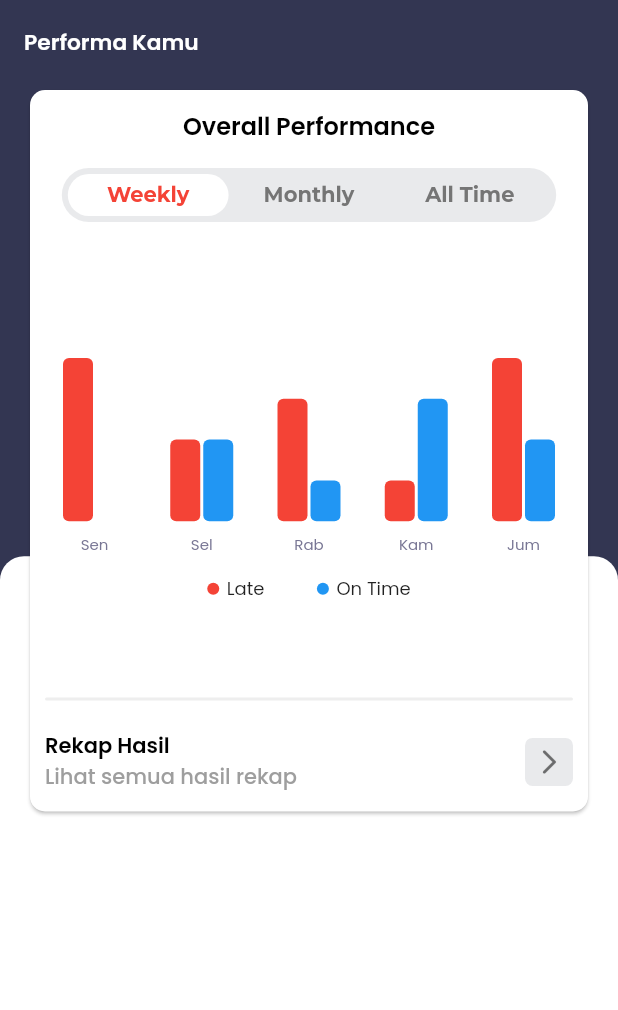
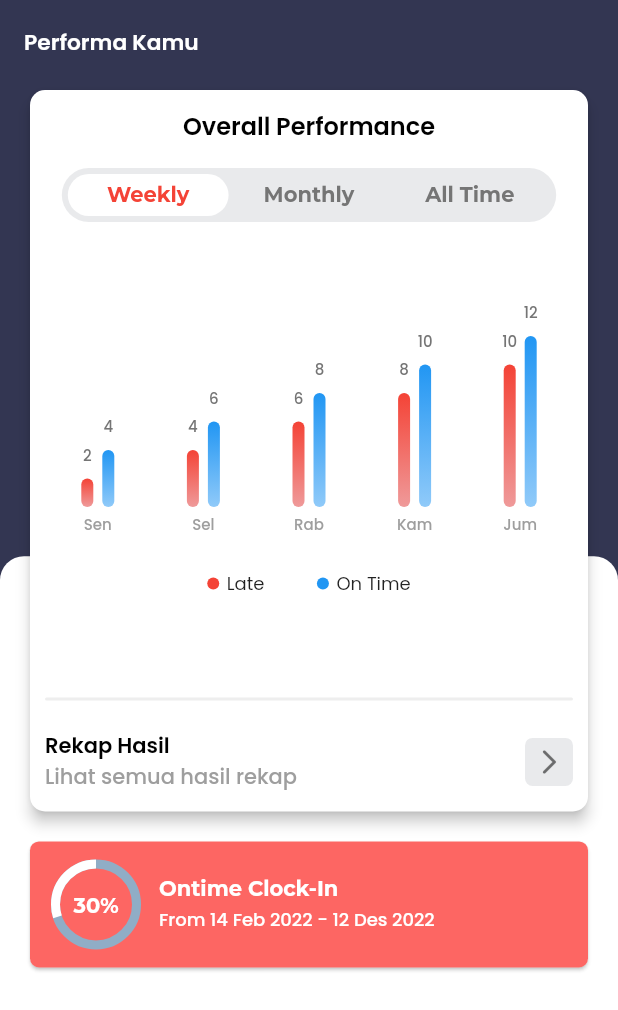
Before and after one commit to riyanurdiansyah/app_hris, a Flutter app: the GrafikPage screen opened directly, on a phone screen of 412 x 824 dp. Shown: the top 1010 px of the screen. Run offline on Flutter 3.47's test engine with Material 2 defaults, Android fonts, the phone set to English and light mode, and no system bars; drawn by our look-alikes of fl_chart, percent_indicator; our stand-ins replace dartz, dio, easy_localization, equatable, flutter_bloc, font_awesome_flutter and 4 more; accounts and stored records are empty.

Commit message:
update grafik

```diff
--- a/lib/src/presentation/pages/grafik_page.dart
+++ b/lib/src/presentation/pages/grafik_page.dart
@@ -4,6 +4,7 @@ import 'package:app_hris/src/presentation/pages/widgets/grafik_weekly.dart';
 import 'package:app_hris/utils/app_color.dart';
 import 'package:flutter/material.dart';
 import 'package:google_fonts/google_fonts.dart';
+import 'package:percent_indicator/percent_indicator.dart';
 
 class GrafikPage extends StatelessWidget {
   const GrafikPage({super.key});
@@ -47,14 +48,17 @@ class GrafikPage extends StatelessWidget {
             ),
             Padding(
               padding: const EdgeInsets.symmetric(horizontal: 16),
-              child: Card(
+              child: Column(
+                children: [
+                  Card(
+                    elevation: 4,
                     color: Colors.white,
                     shape: RoundedRectangleBorder(
                       borderRadius: BorderRadius.circular(10),
                     ),
                     child: Container(
-                  padding:
-                      const EdgeInsets.symmetric(horizontal: 10, vertical: 12),
+                      padding: const EdgeInsets.symmetric(
+                          horizontal: 10, vertical: 12),
                       width: double.infinity,
                       child: Column(
                         mainAxisSize: MainAxisSize.min,
@@ -175,6 +179,74 @@ class GrafikPage extends StatelessWidget {
                       ),
                     ),
                   ),
+                  const SizedBox(
+                    height: 12,
+                  ),
+                  Card(
+                    shape: RoundedRectangleBorder(
+                      borderRadius: BorderRadius.circular(6),
+                    ),
+                    child: Container(
+                      width: double.infinity,
+                      padding: const EdgeInsets.symmetric(
+                          vertical: 12, horizontal: 14),
+                      decoration: BoxDecoration(
+                        borderRadius: BorderRadius.circular(6),
+                        color: const Color.fromARGB(175, 252, 32, 28),
+                      ),
+                      child: Row(
+                        crossAxisAlignment: CrossAxisAlignment.center,
+                        children: [
+                          CircularPercentIndicator(
+                            backgroundColor: colorSecondaryDark,
+                            progressColor: Colors.white,
+                            animation: true,
+                            reverse: true,
+                            radius: 30.0,
+                            lineWidth: 6.0,
+                            percent: 0.3,
+                            center: Text(
+                              "30%",
+                              style: GoogleFonts.montserrat(
+                                fontSize: 14,
+                                color: Colors.white,
+                                fontWeight: FontWeight.bold,
+                              ),
+                            ),
+                          ),
+                          const SizedBox(
+                            width: 12,
+                          ),
+                          Column(
+                            crossAxisAlignment: CrossAxisAlignment.start,
+                            children: [
+                              Text(
+                                "Ontime Clock-In",
+                                style: GoogleFonts.montserrat(
+                                  fontSize: 14,
+                                  color: Colors.white,
+                                  fontWeight: FontWeight.bold,
+                                ),
+                              ),
+                              const SizedBox(
+                                height: 4,
+                              ),
+                              Text(
+                                "From 14 Feb 2022 - 12 Des 2022",
+                                style: GoogleFonts.poppins(
+                                  fontSize: 12,
+                                  color: Colors.white,
+                                  fontWeight: FontWeight.w500,
+                                ),
+                              )
+                            ],
+                          )
+                        ],
+                      ),
+                    ),
+                  ),
+                ],
+              ),
             ),
           ],
         ),
--- a/lib/src/presentation/pages/widgets/grafik_all_time.dart
+++ b/lib/src/presentation/pages/widgets/grafik_all_time.dart
@@ -112,7 +112,7 @@ class GrafikAllTime extends StatelessWidget {
     return Column(
       children: [
         AspectRatio(
-          aspectRatio: 1.8,
+          aspectRatio: 1.6,
           child: BarChart(
             BarChartData(
               barTouchData: barTouchData,
--- a/lib/src/presentation/pages/widgets/grafik_weekly.dart
+++ b/lib/src/presentation/pages/widgets/grafik_weekly.dart
@@ -5,11 +5,31 @@ import 'package:google_fonts/google_fonts.dart';
 class GrafikWeekly extends StatelessWidget {
   const GrafikWeekly({super.key});
 
-  Widget bottomTitles(double value, TitleMeta meta) {
-    const style = TextStyle(
-      color: Color(0xff787694),
+  BarTouchData get barTouchData => BarTouchData(
+        enabled: false,
+        touchTooltipData: BarTouchTooltipData(
+          tooltipBgColor: Colors.transparent,
+          tooltipPadding: EdgeInsets.zero,
+          tooltipMargin: 8,
+          getTooltipItem: (
+            BarChartGroupData group,
+            int groupIndex,
+            BarChartRodData rod,
+            int rodIndex,
+          ) {
+            return BarTooltipItem(
+              rod.toY.round().toString(),
+              GoogleFonts.poppins(
                 fontSize: 10,
+                color: Colors.grey.shade600,
+                fontWeight: FontWeight.w500,
+              ),
             );
+          },
+        ),
+      );
+
+  Widget getTitles(double value, TitleMeta meta) {
     String text;
     switch (value.toInt()) {
       case 1:
@@ -27,92 +47,103 @@ class GrafikWeekly extends StatelessWidget {
       case 5:
         text = 'Jum';
         break;
-      case 6:
-        text = 'Sab';
-        break;
-      case 7:
-        text = 'Min';
-        break;
       default:
         text = '';
+        break;
     }
     return SideTitleWidget(
       axisSide: meta.axisSide,
-      child: Text(text, style: style),
+      space: 4,
+      child: Text(
+        text,
+        style: GoogleFonts.poppins(
+          fontSize: 10,
+          color: Colors.grey.shade500,
+          fontWeight: FontWeight.w500,
+        ),
+      ),
     );
   }
 
-  BarChartGroupData generateGroupData(
-    int x,
-    double onLate,
-    double onTime,
-  ) {
-    return BarChartGroupData(
-      x: x,
-      groupVertically: false,
-      barRods: [
-        BarChartRodData(
-          borderRadius: BorderRadius.circular(4),
-          fromY: 0,
-          toY: onLate,
-          color: Colors.red,
-          width: 20,
+  FlTitlesData get titlesData => FlTitlesData(
+        show: true,
+        bottomTitles: AxisTitles(
+          sideTitles: SideTitles(
+            showTitles: true,
+            reservedSize: 30,
+            getTitlesWidget: getTitles,
           ),
-        BarChartRodData(
-          borderRadius: BorderRadius.circular(4),
-          fromY: 0,
-          toY: onTime,
-          color: Colors.blue,
-          width: 20,
         ),
+        leftTitles: AxisTitles(
+          sideTitles: SideTitles(showTitles: false),
+        ),
+        topTitles: AxisTitles(
+          sideTitles: SideTitles(showTitles: false),
+        ),
+        rightTitles: AxisTitles(
+          sideTitles: SideTitles(showTitles: false),
+        ),
+      );
+
+  FlBorderData get borderData => FlBorderData(
+        show: false,
+      );
+
+  LinearGradient get _lateGradient => LinearGradient(
+        colors: [
+          Colors.blue.shade200,
+          Colors.blue,
         ],
+        begin: Alignment.bottomCenter,
+        end: Alignment.topCenter,
       );
-  }
+
+  LinearGradient get _onTimeGradient => LinearGradient(
+        colors: [
+          Colors.red.shade200,
+          Colors.red,
+        ],
+        begin: Alignment.bottomCenter,
+        end: Alignment.topCenter,
+      );
 
   @override
   Widget build(BuildContext context) {
-    return Padding(
-      padding: const EdgeInsets.symmetric(horizontal: 12),
-      child: Column(
-        mainAxisSize: MainAxisSize.min,
-        mainAxisAlignment: MainAxisAlignment.center,
-        crossAxisAlignment: CrossAxisAlignment.start,
+    return Column(
       children: [
         AspectRatio(
-            aspectRatio: 2,
+          aspectRatio: 1.6,
           child: BarChart(
             BarChartData(
-                alignment: BarChartAlignment.spaceBetween,
-                titlesData: FlTitlesData(
-                  leftTitles: AxisTitles(),
-                  rightTitles: AxisTitles(),
-                  topTitles: AxisTitles(),
-                  bottomTitles: AxisTitles(
-                    sideTitles: SideTitles(
-                      showTitles: true,
-                      getTitlesWidget: bottomTitles,
-                      reservedSize: 28,
+              barTouchData: barTouchData,
+              titlesData: titlesData,
+              borderData: borderData,
+              barGroups: List.generate(
+                5,
+                (index) => BarChartGroupData(
+                  barsSpace: 6,
+                  x: index + 1,
+                  barRods: [
+                    BarChartRodData(
+                      toY: (2 * (index + 1)).toDouble(),
+                      gradient: _onTimeGradient,
+                    ),
+                    BarChartRodData(
+                      toY: (2 * (index + 2)).toDouble(),
+                      gradient: _lateGradient,
+                    )
+                  ],
+                  showingTooltipIndicators: [0, 1],
                 ),
               ),
-                ),
-                barTouchData: BarTouchData(enabled: false),
-                borderData: FlBorderData(show: false),
               gridData: FlGridData(show: false),
-                barGroups: [
-                  generateGroupData(1, 4, 0),
-                  generateGroupData(2, 2, 2),
-                  generateGroupData(3, 3, 1),
-                  generateGroupData(4, 1, 3),
-                  generateGroupData(5, 4, 2),
-                  // generateGroupData(6, 2.3, 3.2, 3),
-                  // generateGroupData(7, 2, 4.8, 2.5),
-                ],
-                maxY: 5,
+              alignment: BarChartAlignment.spaceAround,
+              maxY: 20,
             ),
           ),
         ),
         const SizedBox(
-            height: 8,
+          height: 12,
         ),
         Row(
           mainAxisAlignment: MainAxisAlignment.center,
@@ -155,9 +186,8 @@ class GrafikWeekly extends StatelessWidget {
               ),
             )
           ],
-          ),
+        )
       ],
-      ),
     );
   }
 }
--- /dev/null
+++ b/lib/utils/app_grafik.dart
@@ -0,0 +1,74 @@
+import 'package:fl_chart/fl_chart.dart';
+import 'package:flutter/material.dart';
+import 'package:google_fonts/google_fonts.dart';
+
+LinearGradient get lateGradient => LinearGradient(
+      colors: [
+        Colors.blue.shade200,
+        Colors.blue,
+      ],
+      begin: Alignment.bottomCenter,
+      end: Alignment.topCenter,
+    );
+
+LinearGradient get onTimeGradient => LinearGradient(
+      colors: [
+        Colors.red.shade200,
+        Colors.red,
+      ],
+      begin: Alignment.bottomCenter,
+      end: Alignment.topCenter,
+    );
+Widget allTimeTitles(double value, TitleMeta meta) {
+  String text = "";
+  final val = value.toInt();
+  if (val <= 2) {
+    text = "Jan-Feb";
+  } else if (val <= 4) {
+    text = "Mar-Apr";
+  } else if (val <= 6) {
+    text = "Mei-Jun";
+  } else if (val <= 8) {
+    text = "Jul-Agu";
+  } else if (val <= 10) {
+    text = "Sep-Okt";
+  } else {
+    text = "Nov-Des";
+  }
+
+  return SideTitleWidget(
+    axisSide: meta.axisSide,
+    child: Text(
+      text,
+      style: GoogleFonts.poppins(
+        fontSize: 10,
+        color: Colors.grey.shade500,
+        fontWeight: FontWeight.w500,
+      ),
+    ),
+  );
+}
+
+BarTouchData get barTouchData => BarTouchData(
+      enabled: false,
+      touchTooltipData: BarTouchTooltipData(
+        tooltipBgColor: Colors.transparent,
+        tooltipPadding: EdgeInsets.zero,
+        tooltipMargin: 8,
+        getTooltipItem: (
+          BarChartGroupData group,
+          int groupIndex,
+          BarChartRodData rod,
+          int rodIndex,
+        ) {
+          return BarTooltipItem(
+            rod.toY.round().toString(),
+            GoogleFonts.poppins(
+              fontSize: 10,
+              color: Colors.grey.shade600,
+              fontWeight: FontWeight.w500,
+            ),
+          );
+        },
+      ),
+    );
--- a/pubspec.yaml
+++ b/pubspec.yaml
@@ -43,6 +43,7 @@ dependencies:
   get_it: ^7.2.0
   go_router: ^5.2.1
   google_fonts: ^3.0.1
+  percent_indicator: ^4.2.2
   shared_preferences: ^2.0.15
 
 dev_dependencies:
```
Also changed, not shown: lib/src/presentation/pages/widgets/grafik_monthly.dart (+48 -59 lines), pubspec.lock. Lines whose indentation alone changed are shown as unchanged.
